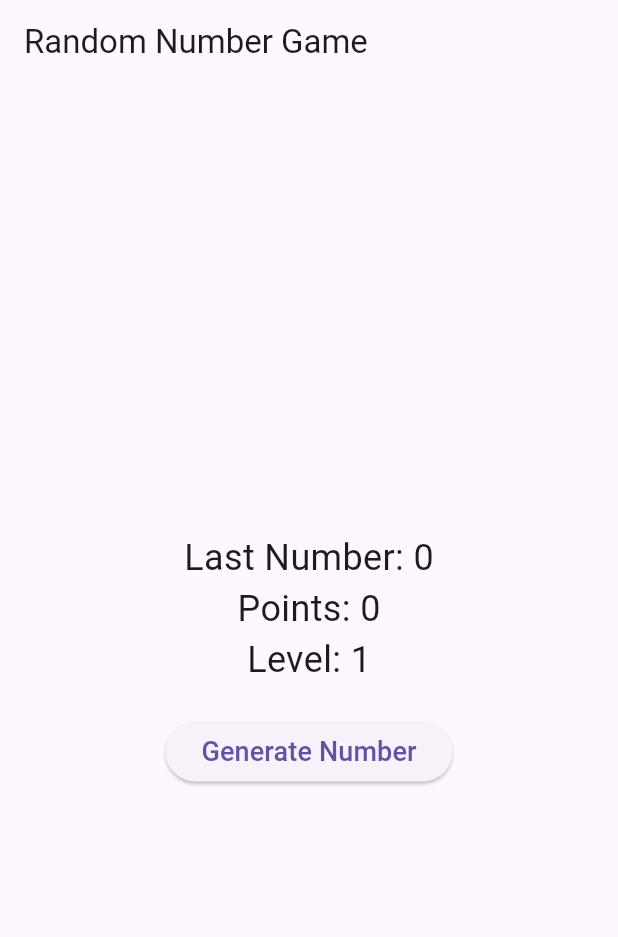
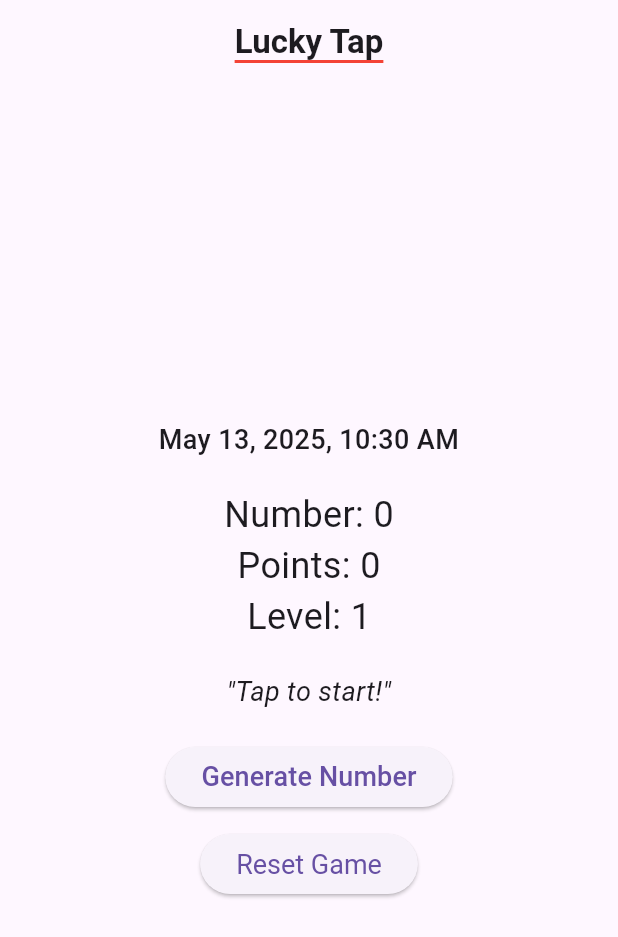
Before and after one commit to Md-Junaead/LuckyTap, a Flutter app: the screen it shows after launch, on a phone screen of 412 x 824 dp. Shown: the top 937 px of the screen. Run offline on Flutter 3.47's test engine with Material 3 defaults, Android fonts, the light colour scheme and no system bars; our stand-ins replace flutter_native_timezone, shared_preferences.

Commit message:
Everything works fine

```diff
--- a/lib/screens/game_screen.dart
+++ b/lib/screens/game_screen.dart
@@ -1,4 +1,7 @@
+import 'dart:async';
 import 'package:flutter/material.dart';
+import 'package:flutter_native_timezone/flutter_native_timezone.dart';
+import 'package:intl/intl.dart';
 import '../models/game_state.dart';
 import '../services/storage_service.dart';
 import '../utils/random_generator.dart';
@@ -14,13 +17,25 @@ class GameScreen extends StatefulWidget {
 class _GameScreenState extends State<GameScreen> {
   late GameState _gameState;
   int _lastNumber = 0;
+  String _lastQuote = 'Tap to start!';
   final StorageService _storageService = StorageService();
   bool _isLoading = true;
+  String _currentTime = '';
+  Timer? _timer;
+  bool _hasTimeError = false;
 
   @override
   void initState() {
     super.initState();
     _loadGameState();
+    _updateTime();
+    _timer = Timer.periodic(const Duration(minutes: 1), (_) => _updateTime());
+  }
+
+  @override
+  void dispose() {
+    _timer?.cancel();
+    super.dispose();
   }
 
   Future<void> _loadGameState() async {
@@ -30,11 +45,42 @@ class _GameScreenState extends State<GameScreen> {
     });
   }
 
+  Future<void> _updateTime() async {
+    try {
+      final String timezone = await FlutterNativeTimezone.getLocalTimezone();
+      final DateTime now = DateTime.now();
+      final DateFormat formatter = DateFormat('MMMM d, yyyy, h:mm a');
+      final String formattedTime = formatter.format(now);
+      setState(() {
+        _currentTime = formattedTime;
+        _hasTimeError = false;
+      });
+    } catch (e) {
+      final DateTime now = DateTime.now();
+      final DateFormat formatter = DateFormat('MMMM d, yyyy, h:mm a');
+      setState(() {
+        _currentTime = formatter.format(now); // Fallback
+        _hasTimeError = true;
+      });
+    }
+  }
+
   void _generateNumber() {
+    final result = RandomGenerator.generateNumberAndQuote();
     setState(() {
-      _lastNumber = RandomGenerator.generateNumber();
+      _lastNumber = result['number'];
+      _lastQuote = result['quote'];
       _gameState.addPoints(_lastNumber);
       _storageService.saveGameState(_gameState);
+    });
+  }
+
+  void _resetGame() {
+    setState(() {
+      _gameState = GameState(points: 0, level: 1);
+      _lastNumber = 0;
+      _lastQuote = 'Tap to start!';
+      _storageService.clearGameState();
     });
   }
 
@@ -44,13 +90,69 @@ class _GameScreenState extends State<GameScreen> {
       return const Scaffold(body: Center(child: CircularProgressIndicator()));
     }
     return Scaffold(
-      appBar: AppBar(title: const Text('Random Number Game')),
-      body: Center(
+      appBar: AppBar(
+        title: DecoratedBox(
+          decoration: const BoxDecoration(
+            border: Border(bottom: BorderSide(color: Colors.red, width: 2.0)),
+          ),
+          child: const Text(
+            'Lucky Tap',
+            style: TextStyle(fontWeight: FontWeight.bold),
+          ),
+        ),
+        centerTitle: true,
+      ),
+      body: SafeArea(
+        child: Center(
           child: Column(
             mainAxisAlignment: MainAxisAlignment.center,
             children: [
+              FutureBuilder(
+                future: FlutterNativeTimezone.getLocalTimezone(),
+                builder: (context, snapshot) {
+                  if (snapshot.connectionState == ConnectionState.waiting) {
+                    return const Padding(
+                      padding: EdgeInsets.only(bottom: 20.0),
+                      child: Text(
+                        'Loading time...',
+                        style: TextStyle(
+                          fontSize: 18,
+                          fontWeight: FontWeight.w500,
+                        ),
+                        textAlign: TextAlign.center,
+                      ),
+                    );
+                  }
+                  if (snapshot.hasError || _hasTimeError) {
+                    return Padding(
+                      padding: const EdgeInsets.only(bottom: 20.0),
+                      child: Text(
+                        _currentTime.isEmpty
+                            ? 'Failed to load time'
+                            : _currentTime,
+                        style: const TextStyle(
+                          fontSize: 18,
+                          fontWeight: FontWeight.w500,
+                        ),
+                        textAlign: TextAlign.center,
+                      ),
+                    );
+                  }
+                  return Padding(
+                    padding: const EdgeInsets.only(bottom: 20.0),
+                    child: Text(
+                      _currentTime.isEmpty ? 'Loading time...' : _currentTime,
+                      style: const TextStyle(
+                        fontSize: 18,
+                        fontWeight: FontWeight.w500,
+                      ),
+                      textAlign: TextAlign.center,
+                    ),
+                  );
+                },
+              ),
               Text(
-              'Last Number: $_lastNumber',
+                'Number: $_lastNumber',
                 style: const TextStyle(fontSize: 24),
               ),
               Text(
@@ -62,8 +164,29 @@ class _GameScreenState extends State<GameScreen> {
                 style: const TextStyle(fontSize: 24),
               ),
               const SizedBox(height: 20),
+              Padding(
+                padding: const EdgeInsets.symmetric(horizontal: 20.0),
+                child: Text(
+                  '"$_lastQuote"',
+                  style: const TextStyle(
+                    fontSize: 18,
+                    fontStyle: FontStyle.italic,
+                  ),
+                  textAlign: TextAlign.center,
+                ),
+              ),
+              const SizedBox(height: 20),
               NumberButton(onPressed: _generateNumber),
+              const SizedBox(height: 10),
+              ElevatedButton(
+                onPressed: _resetGame,
+                style: ElevatedButton.styleFrom(
+                  textStyle: const TextStyle(fontSize: 18),
+                ),
+                child: const Text('Reset Game'),
+              ),
             ],
+          ),
         ),
       ),
     );
--- a/lib/services/storage_service.dart
+++ b/lib/services/storage_service.dart
@@ -1,3 +1,24 @@
+// import 'package:shared_preferences/shared_preferences.dart';
+// import '../models/game_state.dart';
+
+// class StorageService {
+//   static const String _pointsKey = 'points';
+//   static const String _levelKey = 'level';
+
+//   Future<void> saveGameState(GameState state) async {
+//     final prefs = await SharedPreferences.getInstance();
+//     await prefs.setInt(_pointsKey, state.points);
+//     await prefs.setInt(_levelKey, state.level);
+//   }
+
+//   Future<GameState> loadGameState() async {
+//     final prefs = await SharedPreferences.getInstance();
+//     int points = prefs.getInt(_pointsKey) ?? 0;
+//     int level = prefs.getInt(_levelKey) ?? 1;
+//     return GameState(points: points, level: level);
+//   }
+// }
+
 import 'package:shared_preferences/shared_preferences.dart';
 import '../models/game_state.dart';
 
@@ -17,4 +38,11 @@ class StorageService {
     int level = prefs.getInt(_levelKey) ?? 1;
     return GameState(points: points, level: level);
   }
+
+  // NEW: Clears all stored game data
+  Future<void> clearGameState() async {
+    final prefs = await SharedPreferences.getInstance();
+    await prefs.remove(_pointsKey);
+    await prefs.remove(_levelKey);
+  }
 }
--- a/lib/utils/quote_generator.dart
+++ b/lib/utils/quote_generator.dart
@@ -0,0 +1,119 @@
+import 'dart:math';
+
+class QuoteGenerator {
+  static final Random _random = Random();
+
+  static const List<String> _quotes = [
+    // Motivation (25 quotes)
+    "You are stronger than you know!",
+    "Keep pushing forward, one step at a time.",
+    "Every challenge is a chance to grow.",
+    "Your effort today shapes your tomorrow.",
+    "Believe in yourself, and anything is possible.",
+    "The only limit is the one you set.",
+    "Rise above doubts and soar to new heights.",
+    "Small actions lead to big results.",
+    "Stay determined, and you’ll find a way.",
+    "Your dreams are worth the fight.",
+    "Turn obstacles into opportunities.",
+    "Keep going, even when it’s tough.",
+    "You have the power to change your story.",
+    "Embrace the journey, not just the destination.",
+    "Courage is taking one more step.",
+    "Your persistence will pay off.",
+    "Every day is a fresh start to chase your goals.",
+    "Don’t wait for perfect—start now.",
+    "You’re capable of amazing things.",
+    "Let your passion fuel your progress.",
+    "The harder you work, the closer you get.",
+    "Mistakes are lessons in disguise.",
+    "Your potential is limitless.",
+    "Stay focused and keep moving forward.",
+    "You’re one decision away from a new path.",
+
+    // Happiness (25 quotes)
+    "Happiness is found in the present moment.",
+    "Smile, it’s a brand-new day!",
+    "Joy comes from within—let it shine!",
+    "Find beauty in the little things.",
+    "Spread kindness, and feel the warmth return.",
+    "A happy heart makes everything brighter.",
+    "Choose joy, even on cloudy days.",
+    "Laughter is the best medicine.",
+    "Savor the simple pleasures in life.",
+    "Your smile can light up the world.",
+    "Happiness grows when you share it.",
+    "Dance like nobody’s watching!",
+    "Every sunrise brings new possibilities.",
+    "Find peace in the moment you’re in.",
+    "Let go of worries and embrace today.",
+    "A kind word can spark a joyful day.",
+    "Happiness is a choice—make it yours.",
+    "Surround yourself with what lifts you up.",
+    "Celebrate the small victories.",
+    "Joy is contagious—spread it freely.",
+    "Breathe deeply and feel the calm.",
+    "Life’s beauty is in its fleeting moments.",
+    "A cheerful heart finds joy everywhere.",
+    "Be your own sunshine on rainy days.",
+    "Happiness blooms where love is planted.",
+
+    // Success (25 quotes)
+    "Success is built one step at a time.",
+    "Your dreams are closer than you think.",
+    "Hard work turns possibilities into realities.",
+    "Every small win counts toward greatness.",
+    "Stay focused, and you’ll reach your goals.",
+    "The path to success is paved with effort.",
+    "Believe in your vision, and make it happen.",
+    "Opportunities come to those who act.",
+    "Your dedication will open doors.",
+    "Success is the reward of persistence.",
+    "Dream big, work hard, stay humble.",
+    "Every goal starts with a single choice.",
+    "You’re building your future today.",
+    "Stay patient, but never stop moving.",
+    "Great things come from consistent effort.",
+    "Your hard work will tell your story.",
+    "Success is earned, not given.",
+    "Take risks to unlock your potential.",
+    "Progress is better than perfection.",
+    "Your focus determines your reality.",
+    "Keep climbing, the view is worth it.",
+    "Small steps today lead to big wins tomorrow.",
+    "You’re writing your own success story.",
+    "Stay disciplined, and success will follow.",
+    "The journey to success is your greatest teacher.",
+
+    // Gratitude (25 quotes)
+    "Gratitude turns what you have into enough.",
+    "Be thankful for the little moments that matter.",
+    "Appreciate today, and tomorrow will glow.",
+    "A grateful heart attracts more blessings.",
+    "Give thanks, and watch positivity grow.",
+    "Every day is a gift—cherish it.",
+    "Gratitude transforms your perspective.",
+    "Say thank you, and feel the joy.",
+    "Appreciation makes every moment richer.",
+    "Be grateful for the journey, not just the destination.",
+    "A thankful mind finds peace.",
+    "Count your blessings, not your burdens.",
+    "Gratitude is the key to contentment.",
+    "Thankfulness creates a ripple of kindness.",
+    "See the good, and it multiplies.",
+    "A grateful heart is a happy heart.",
+    "Give thanks for both the big and small.",
+    "Gratitude makes every day brighter.",
+    "Appreciate the people who lift you up.",
+    "Be thankful for where you are right now.",
+    "Gratitude is the foundation of joy.",
+    "Every moment is a chance to be thankful.",
+    "A thankful attitude changes everything.",
+    "Give thanks, and life feels fuller.",
+    "Gratitude is the spark that lights up life.",
+  ];
+
+  static String getRandomQuote() {
+    return _quotes[_random.nextInt(_quotes.length)];
+  }
+}
--- a/lib/utils/random_generator.dart
+++ b/lib/utils/random_generator.dart
@@ -1,14 +1,34 @@
+// import 'dart:math';
+
+// class RandomGenerator {
+//   static final Random _random = Random();
+
+//   static int generateNumber() {
+//     // 1/1000 chance for bonus number (900–999)
+//     if (_random.nextInt(1000) == 0) {
+//       return 900 + _random.nextInt(100); // 900–999
+//     }
+//     // Otherwise, normal number (1–100)
+//     return 1 + _random.nextInt(100); // 1–100
+//   }
+// }
+
 import 'dart:math';
+import 'quote_generator.dart';
 
 class RandomGenerator {
   static final Random _random = Random();
 
-  static int generateNumber() {
+  static Map<String, dynamic> generateNumberAndQuote() {
+    int number;
     // 1/1000 chance for bonus number (900–999)
     if (_random.nextInt(1000) == 0) {
-      return 900 + _random.nextInt(100); // 900–999
+      number = 900 + _random.nextInt(100); // 900–999
+    } else {
+      number = 1 + _random.nextInt(100); // 1–100
     }
-    // Otherwise, normal number (1–100)
-    return 1 + _random.nextInt(100); // 1–100
+    // Get a random positive quote
+    String quote = QuoteGenerator.getRandomQuote();
+    return {'number': number, 'quote': quote};
   }
 }
--- a/pubspec.yaml
+++ b/pubspec.yaml
@@ -11,6 +11,8 @@ dependencies:
     sdk: flutter
   shared_preferences: ^2.5.3
   provider: ^6.1.5
+  flutter_native_timezone: ^2.0.0
+  intl: ^0.20.2
 
 dev_dependencies:
   flutter_test:
```
Also changed, not shown: pubspec.lock, 1 other file. Lines whose indentation alone changed are shown as unchanged.
